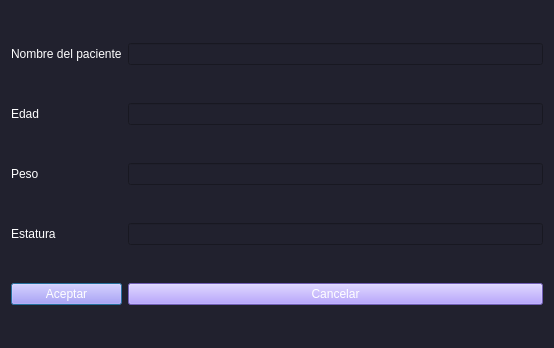
Old version of the form GUI/save_as_dialog.ui in the repository Gwerr1002/NeuroprotesisINR.
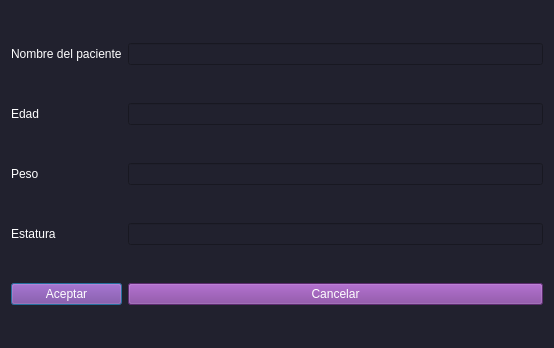
New version of the form.

Commit message: Cambios en la GUI y actualización de los programas prueba de CntrlStim Hice unos cambios a la GUI. Presumiblemente esta podría ser la versiòn final del diseño. Falta implementar y agregar el còdigo en python de control

```diff
--- a/GUI/save_as_dialog.ui
+++ b/GUI/save_as_dialog.ui
@@ -64,8 +64,7 @@
     <widget class="QPushButton" name="pushButton">
      <property name="styleSheet">
       <string notr="true">color: rgb(255, 255, 255);
-background-color: rgb(158, 133, 255);
-font: 75 16pt &quot;Times New Roman&quot;;</string>
+background-color: rgb(129, 61, 156);</string>
      </property>
      <property name="text">
       <string>Aceptar</string>
@@ -76,8 +75,7 @@
     <widget class="QPushButton" name="pushButton_2">
      <property name="styleSheet">
       <string notr="true">color: rgb(255, 255, 255);
-background-color: rgb(158, 133, 255);
-font: 75 16pt &quot;Times New Roman&quot;;</string>
+background-color: rgb(129, 61, 156);</string>
      </property>
      <property name="text">
       <string>Cancelar</string>
```
Left out of the diff: 3 changed lines with no effect on the pictures. The commit also changes 4 other files.
